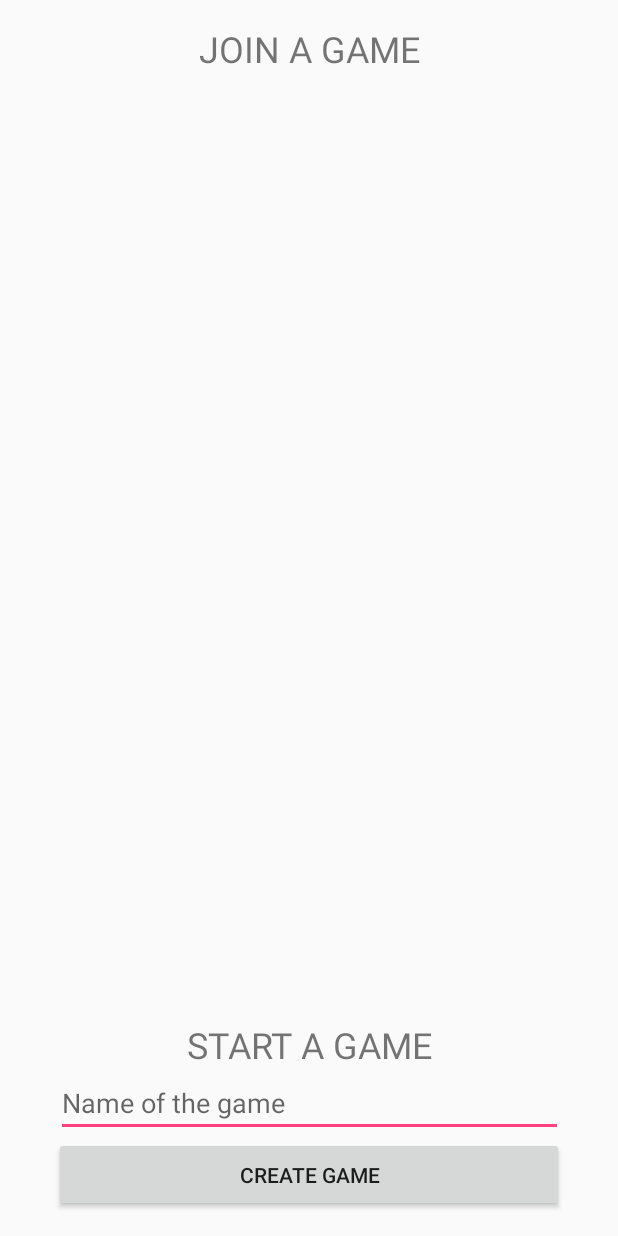
After one commit to xaque/TTR-Game, an Android app: the layout activity_game_list.xml on its own in the app's theme, with its tools: preview values and no code run, on a phone screen of 412 x 824 dp. The commit adds this screen. Run offline under Robolectric (Android 15) with nearby library versions, the phone set to English and light mode, and no system bars.

Commit message:
Added the views and presenters

```diff
--- /dev/null
+++ b/app/src/main/res/layout/activity_game_list.xml
@@ -0,0 +1,63 @@
+<?xml version="1.0" encoding="utf-8"?>
+<android.support.constraint.ConstraintLayout xmlns:android="http://schemas.android.com/apk/res/android"
+    xmlns:app="http://schemas.android.com/apk/res-auto"
+    xmlns:tools="http://schemas.android.com/tools"
+    android:orientation="vertical"
+    android:layout_width="match_parent"
+    android:layout_height="match_parent">
+
+    <Button
+        android:id="@+id/create_game_button"
+        android:layout_width="340dp"
+        android:layout_height="50dp"
+        android:text="create game"
+        android:layout_marginLeft="8dp"
+        app:layout_constraintLeft_toLeftOf="parent"
+        android:layout_marginRight="8dp"
+        app:layout_constraintRight_toRightOf="parent"
+        app:layout_constraintBottom_toBottomOf="parent"
+        android:layout_marginBottom="16dp" />
+
+    <EditText
+        android:id="@+id/name_game"
+        android:layout_width="338dp"
+        android:layout_height="42dp"
+        android:ems="10"
+        android:hint="Name of the game"
+        android:inputType="textPersonName"
+        android:layout_marginLeft="8dp"
+        app:layout_constraintLeft_toLeftOf="parent"
+        android:layout_marginRight="8dp"
+        app:layout_constraintRight_toRightOf="parent"
+        android:layout_marginBottom="0dp"
+        app:layout_constraintBottom_toTopOf="@+id/create_game_button" />
+
+    <TextView
+        android:id="@+id/textView"
+        android:layout_width="338dp"
+        android:layout_height="36dp"
+        android:text="JOIN A GAME"
+        android:textAlignment="center"
+        android:textSize="24sp"
+        android:layout_marginLeft="8dp"
+        app:layout_constraintLeft_toLeftOf="parent"
+        android:layout_marginRight="8dp"
+        app:layout_constraintRight_toRightOf="parent"
+        app:layout_constraintTop_toTopOf="parent"
+        android:layout_marginTop="16dp" />
+
+    <TextView
+        android:id="@+id/textView2"
+        android:layout_width="338dp"
+        android:layout_height="36dp"
+        android:text="START A GAME"
+        android:textAlignment="center"
+        android:textSize="24sp"
+        android:layout_marginBottom="0dp"
+        app:layout_constraintBottom_toTopOf="@+id/name_game"
+        android:layout_marginLeft="8dp"
+        app:layout_constraintLeft_toLeftOf="parent"
+        android:layout_marginRight="8dp"
+        app:layout_constraintRight_toRightOf="parent" />
+
+</android.support.constraint.ConstraintLayout>
```
Also changed, not shown: app/src/main/java/cs340/game/MainActivity.java (deleted, +0 -13 lines), app/src/main/java/cs340/game/client/Presenters/GameListPresenter.java (added, +34 -0 lines), app/src/main/java/cs340/game/client/Presenters/GameLobbyPresenter.java (added, +30 -0 lines), app/src/main/java/cs340/game/client/Presenters/MainActivityPresenter.java (added, +40 -0 lines), app/src/main/java/cs340/game/client/Views/GameActivity.java (added, +19 -0 lines), app/src/main/java/cs340/game/client/Views/GameListActivity.java (added, +55 -0 lines), app/src/main/java/cs340/game/client/Views/GameLobbyActivity.java (added, +50 -0 lines), app/src/main/java/cs340/game/client/Views/MainActivity.java (added, +61 -0 lines), app/src/main/res/layout/activity_game.xml (added, +24 -0 lines), app/src/main/res/layout/activity_game_lobby.xml (added, +63 -0 lines), app/src/main/res/layout/activity_main.xml (+54 -2 lines), 1 other file.
